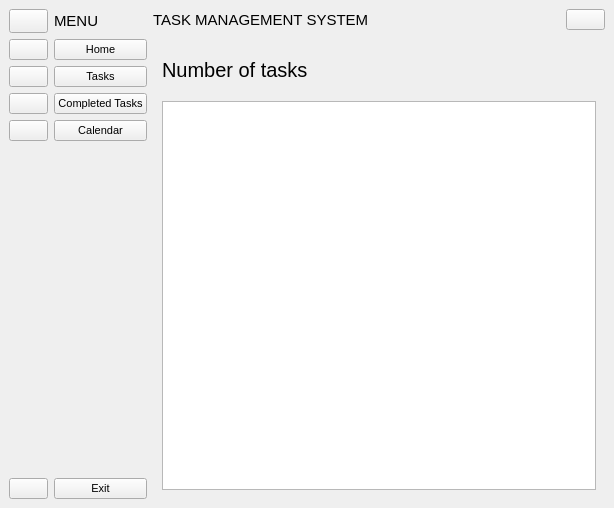
This is ui/interface.ui in VicMbugua/TaskManagementSystem as Qt 5 draws it before an edit. The edited form follows.
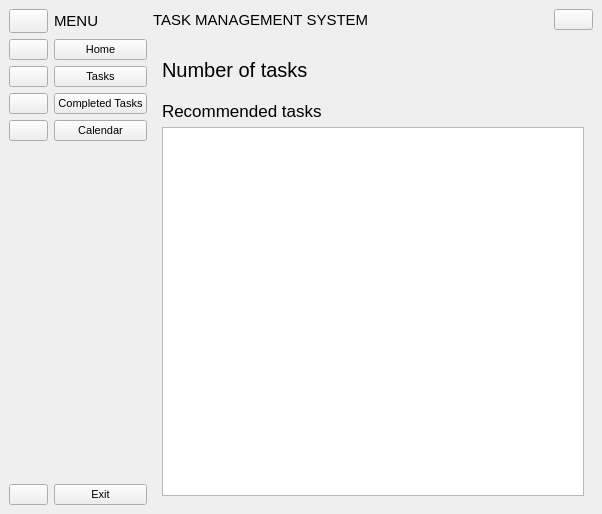
This is the edited form. The open tabs and pages were chosen to show the change. Icons and pictures are not drawn.

Diff of the .ui file:
```diff
--- a/ui/interface.ui
+++ b/ui/interface.ui
@@ -6,8 +6,8 @@
    <rect>
     <x>0</x>
     <y>0</y>
-    <width>614</width>
-    <height>508</height>
+    <width>602</width>
+    <height>514</height>
    </rect>
   </property>
   <property name="font">
@@ -555,6 +555,18 @@
              </item>
             </layout>
            </item>
+           <item>
+            <widget class="QLabel" name="label_6">
+             <property name="font">
+              <font>
+               <pointsize>13</pointsize>
+              </font>
+             </property>
+             <property name="text">
+              <string>Recommended tasks</string>
+             </property>
+            </widget>
+           </item>
            <item>
             <widget class="QTableView" name="filtered_tasks">
              <property name="tabKeyNavigation">
```
Left out of the diff: 6 changed lines with no effect on the pictures.
